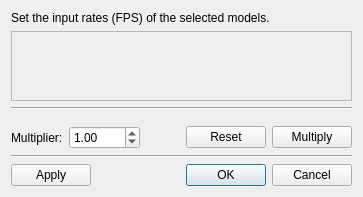
The window that input_rate_dialog.ui (misunyu/multimodel-scheduling) describes before a commit, drawn with Qt 5.
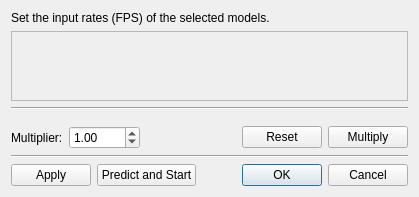
The same window after the commit.

Patch:
```diff
--- a/input_rate_dialog.ui
+++ b/input_rate_dialog.ui
@@ -137,6 +137,13 @@
        </property>
       </widget>
      </item>
+     <item>
+      <widget class="QPushButton" name="predict_start">
+       <property name="text">
+        <string>Predict and Start</string>
+       </property>
+      </widget>
+     </item>
      <item>
       <spacer name="horizontalSpacer_2">
        <property name="orientation">
```
